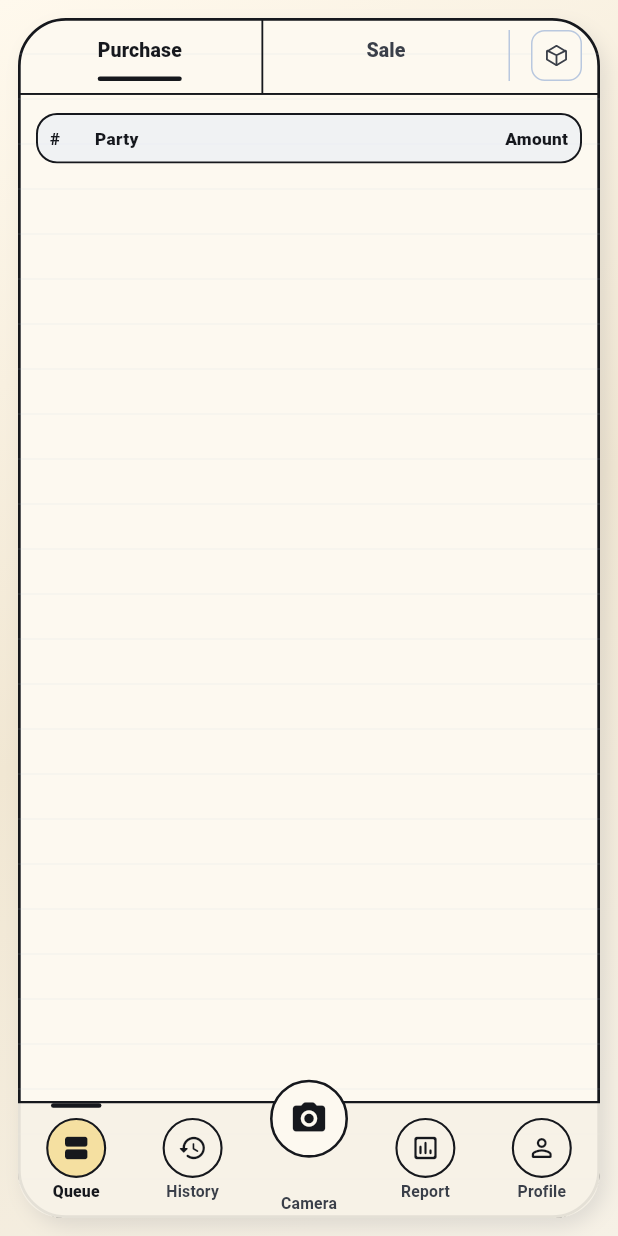
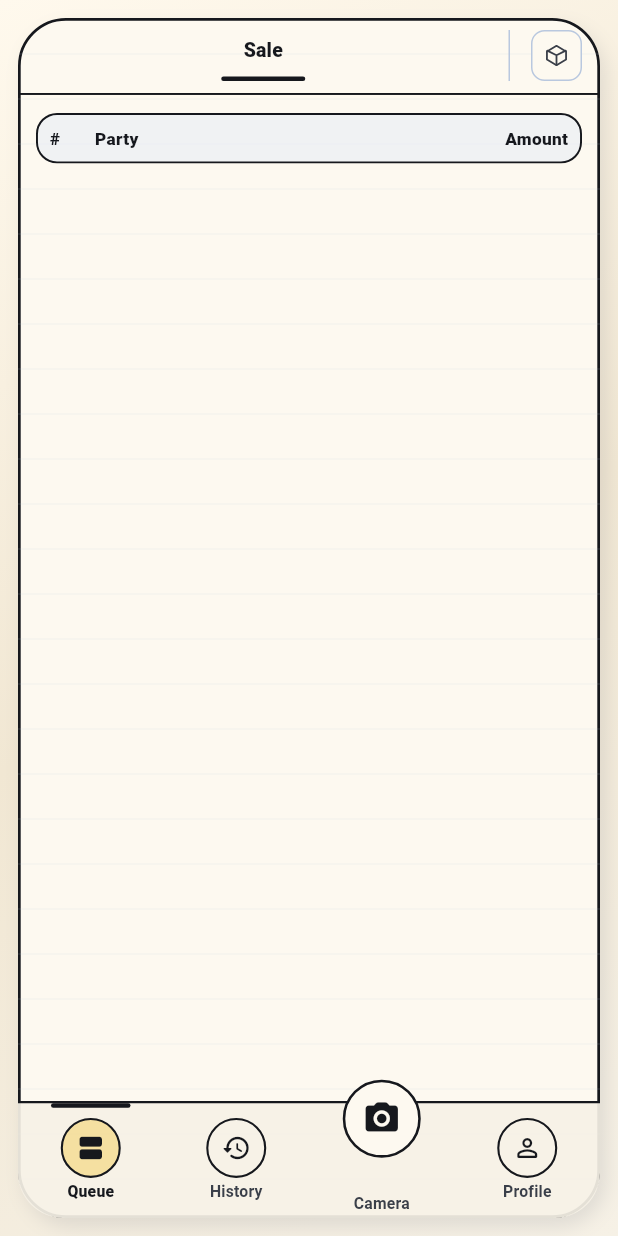
Before and after one commit to siddharthniranjan2003/AiAccountant, a Flutter app: the screen it shows once a user with an empty profile is signed in, on a phone screen of 412 x 824 dp. Run offline on Flutter 3.47's test engine with Material 3 defaults, Android fonts, the phone set to English and light mode, and no system bars; our stand-ins replace csv, file_picker, firebase_auth, firebase_core, google_fonts, sentry_flutter and 3 more; missing offline and left inert: dart:js_interop, google_mlkit_document_scanner; accounts and stored records are empty; generated files the repository leaves out were written again.

Commit message:
chore(ui): hide Purchase and Report, camera opens straight to Sale
Commented out rather than deleted, so restoring is uncommenting:

  - Queue: Purchase tab gone, Sale is the only tab. _activeType returns
    sale directly since the tab index no longer selects anything.
  - Report: nav entry and its IndexedStack child.
  - Camera: skips the "What is this?" picker and goes straight to Sale;
    the Purchase option in CaptureTypeDialog is commented too.

Flutter is one codebase, so web and mobile both follow from the single
bottomNavItems edit.

Includes the side-nav fix for the RangeError that removing Report caused.
The two navs read bottomNavItems differently: app_bottom_nav iterates
bottomNavItems.length and adapted on its own, but app_side_nav HARDCODES
_item(0)..._item(4) because the rail deliberately reorders (Queue, Rate,
Camera, Report, Profile, History). With the list down to four entries
_item(4) threw, _item(3) rendered Profile in Report's slot, and History
never drew. Profile moves 4 -> 3; there is now a comment at both ends
spelling out that the two must be restored together.

Three analyzer warnings are suppressed rather than resolved by deletion --
the unused report_screen import, the now-unreachable _showCaptureTypeDialog,
and a null check that can no longer fail -- so uncommenting restores
everything without hunting down removed code.

Co-Authored-By: Claude Opus 5 <noreply@anthropic.com>

```diff
--- a/lib/core/constants.dart
+++ b/lib/core/constants.dart
@@ -17,8 +17,11 @@ const List<BottomNavItemData> bottomNavItems = [
   BottomNavItemData(label: 'Queue', icon: Icons.view_agenda_rounded),
   BottomNavItemData(label: 'History', icon: Icons.history_rounded),
   BottomNavItemData(label: 'Camera', icon: Icons.camera_alt_rounded),
-  BottomNavItemData(
-      label: 'Report', icon: Icons.insert_chart_outlined_rounded),
+  // Report temporarily hidden. This list is positionally aligned with the
+  // IndexedStack children in app_shell.dart — uncommenting here REQUIRES
+  // uncommenting ReportScreen there, or every index below it shifts.
+  // BottomNavItemData(
+  //     label: 'Report', icon: Icons.insert_chart_outlined_rounded),
   BottomNavItemData(label: 'Profile', icon: Icons.person_outline_rounded),
 ];
 
--- a/lib/features/camera/capture_type_dialog.dart
+++ b/lib/features/camera/capture_type_dialog.dart
@@ -36,13 +36,16 @@ class CaptureTypeDialog extends StatelessWidget {
                     onTap: () => Navigator.of(context).pop(TransactionType.sale),
                   ),
                 ),
-                const SizedBox(width: 14),
-                Expanded(
-                  child: CaptureTypeOption(
-                    label: 'Purchase',
-                    onTap: () => Navigator.of(context).pop(TransactionType.purchase),
-                  ),
-                ),
+                // Purchase capture temporarily hidden. This dialog is currently
+                // unreachable anyway — app_shell defaults straight to Sale — so
+                // restoring Purchase means uncommenting there too.
+                // const SizedBox(width: 14),
+                // Expanded(
+                //   child: CaptureTypeOption(
+                //     label: 'Purchase',
+                //     onTap: () => Navigator.of(context).pop(TransactionType.purchase),
+                //   ),
+                // ),
               ],
             ),
             const SizedBox(height: 16),
--- a/lib/features/queue/queue_screen.dart
+++ b/lib/features/queue/queue_screen.dart
@@ -64,8 +64,11 @@ class _QueueScreenState extends State<QueueScreen> {
   // the just-edited row.
   final Map<String, QueueEditState> _editMarkers = {};
 
-  TransactionType get _activeType =>
-      widget.tabIndex == 0 ? TransactionType.purchase : TransactionType.sale;
+  // Purchase temporarily hidden — the queue is Sale-only, so the tab index no
+  // longer selects a type. Restore the commented line to bring Purchase back.
+  // TransactionType get _activeType =>
+  //     widget.tabIndex == 0 ? TransactionType.purchase : TransactionType.sale;
+  TransactionType get _activeType => TransactionType.sale;
 
   // Filtered to the active tab, tagged with any local edit marker, and sorted
   // newest-first by created_at. Sorting the flat list before grouping/serials
@@ -331,10 +334,18 @@ class _QueueScreenState extends State<QueueScreen> {
       onNavSelected: widget.onNavSelected,
       body: Column(
         children: [
+          // Purchase temporarily hidden — Sale is the only tab. Restore by
+          // swapping the commented block back in.
+          // AppTopTabs(
+          //   labels: const ['Purchase', 'Sale'],
+          //   selectedIndex: widget.tabIndex,
+          //   onSelected: widget.onTabChanged,
+          //   trailing: const _StockInfoButton(),
+          // ),
           AppTopTabs(
-            labels: const ['Purchase', 'Sale'],
-            selectedIndex: widget.tabIndex,
-            onSelected: widget.onTabChanged,
+            labels: const ['Sale'],
+            selectedIndex: 0,
+            onSelected: (_) {},
             trailing: const _StockInfoButton(),
           ),
           Expanded(
--- a/lib/features/shell/app_shell.dart
+++ b/lib/features/shell/app_shell.dart
@@ -13,7 +13,8 @@ import '../../data/scan_uploader.dart';
 import '../queue/queue_screen.dart';
 import '../history/history_screen.dart';
 import '../camera/camera_screen.dart';
-import '../report/report_screen.dart';
+// Report temporarily hidden — restore with the ReportScreen child below.
+// import '../report/report_screen.dart';
 import '../profile/profile_screen.dart';
 import '../camera/capture_type_dialog.dart';
 
@@ -134,7 +135,14 @@ class _AccountantShellState extends State<AccountantShell>
   }
 
   Future<void> _openTaggedCameraFlow([TransactionType? preferredType]) async {
-    final selectedType = preferredType ?? await _showCaptureTypeDialog();
+    // Purchase capture temporarily hidden, so there is nothing to choose between
+    // — the camera goes straight to Sale instead of asking. Restore the
+    // commented line (and the Purchase option in CaptureTypeDialog) to bring the
+    // picker back.
+    // final selectedType = preferredType ?? await _showCaptureTypeDialog();
+    // Typed nullable so the guard below stays valid when the picker returns.
+    // ignore: unnecessary_nullable_for_final_variable_declarations
+    final TransactionType? selectedType = preferredType ?? TransactionType.sale;
     if (!mounted || selectedType == null) return;
 
     _activeCaptureType = selectedType;
@@ -210,6 +218,8 @@ class _AccountantShellState extends State<AccountantShell>
     unawaited(sendScanToParser(pdfPath, url));
   }
 
+  // Kept for when Purchase capture comes back — see _openTaggedCameraFlow.
+  // ignore: unused_element
   Future<TransactionType?> _showCaptureTypeDialog() {
     return showDialog<TransactionType>(
       context: context,
@@ -248,10 +258,12 @@ class _AccountantShellState extends State<AccountantShell>
           activeCaptureType: _activeCaptureType,
           onCaptureRequested: _openTaggedCameraFlow,
         ),
-        ReportScreen(
-          currentIndex: _currentIndex,
-          onNavSelected: _onNavSelected,
-        ),
+        // Report temporarily hidden. These children are positionally aligned
+        // with bottomNavItems in core/constants.dart — restore both together.
+        // ReportScreen(
+        //   currentIndex: _currentIndex,
+        //   onNavSelected: _onNavSelected,
+        // ),
         ProfileScreen(
           currentIndex: _currentIndex,
           onNavSelected: _onNavSelected,
```
Also changed, not shown: lib/shared/app_side_nav.dart (+14 -7 lines).
